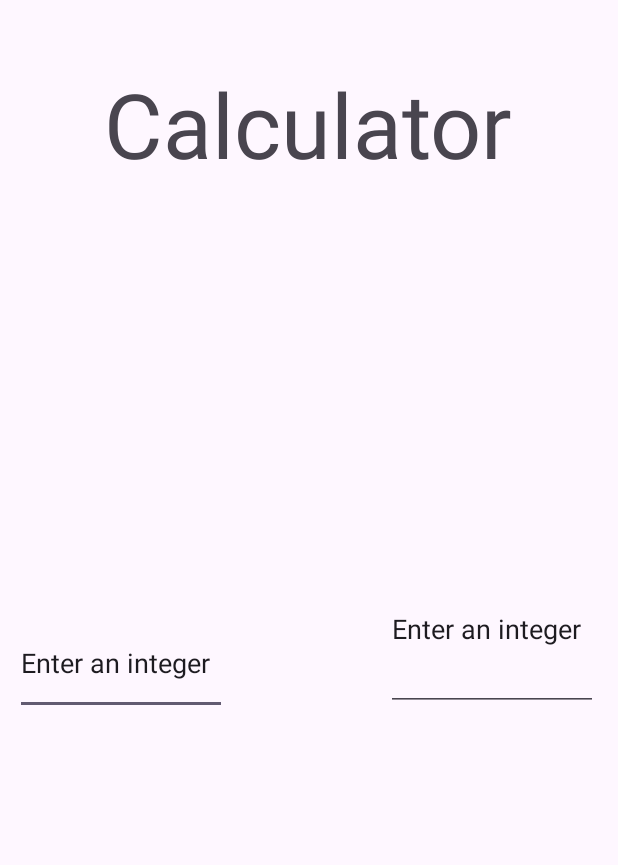
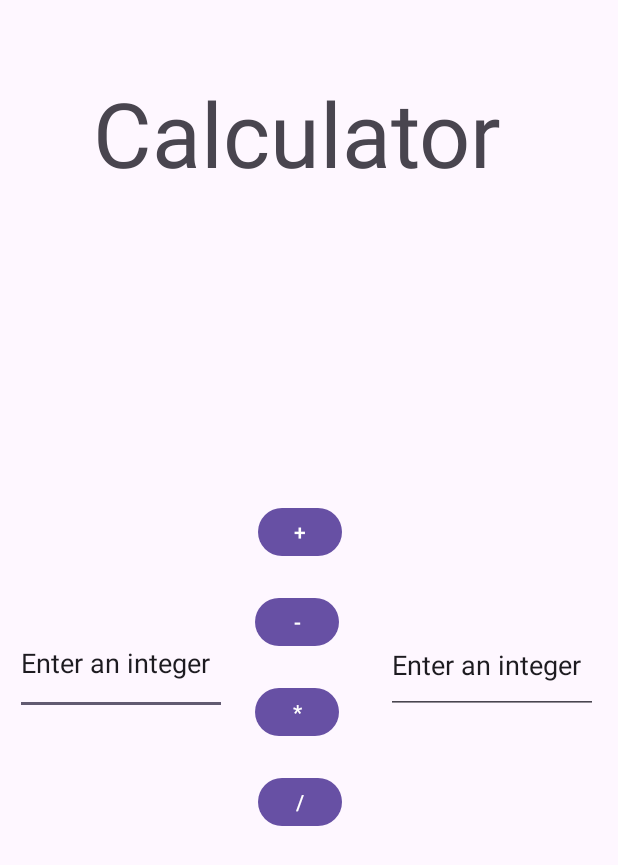
Before and after one commit to Krtoonbrat/BasicCalculatorApp, an Android app: the screen it shows after launch (MainActivity), on a phone screen of 412 x 824 dp. Shown: the top 865 px of the screen. Run offline under Robolectric (Android 15) with nearby library versions, the phone set to English and light mode, and no system bars.

Commit message:
Finished Deliverables

```diff
--- a/app/src/main/AndroidManifest.xml
+++ b/app/src/main/AndroidManifest.xml
@@ -13,6 +13,9 @@
         android:theme="@style/Theme.BasicCalculator"
         tools:targetApi="31">
         <activity
+            android:name=".ResultsActivity"
+            android:exported="false" />
+        <activity
             android:name=".MainActivity"
             android:exported="true">
             <intent-filter>
--- a/app/src/main/res/layout/activity_main.xml
+++ b/app/src/main/res/layout/activity_main.xml
@@ -6,22 +6,55 @@
     android:layout_height="match_parent"
     tools:context=".MainActivity">
 
+    <Button
+        android:id="@+id/DivideButton"
+        android:layout_width="56dp"
+        android:layout_height="40dp"
+        android:layout_marginEnd="184dp"
+        android:layout_marginBottom="269dp"
+        android:onClick="clickFunctionDivide"
+        android:text="/"
+        app:layout_constraintBottom_toBottomOf="parent"
+        app:layout_constraintEnd_toEndOf="parent" />
+
+    <Button
+        android:id="@+id/MultiplyButton"
+        android:layout_width="56dp"
+        android:layout_height="40dp"
+        android:layout_marginEnd="31dp"
+        android:layout_marginBottom="20dp"
+        android:onClick="clickFunctionMultiply"
+        android:text="*"
+        app:layout_constraintBottom_toTopOf="@+id/DivideButton"
+        app:layout_constraintEnd_toStartOf="@+id/LeftInt" />
+
+    <Button
+        android:id="@+id/SubtractButton"
+        android:layout_width="56dp"
+        android:layout_height="40dp"
+        android:layout_marginEnd="31dp"
+        android:layout_marginBottom="20dp"
+        android:onClick="clickFunctionSubtract"
+        android:text="-"
+        app:layout_constraintBottom_toTopOf="@+id/MultiplyButton"
+        app:layout_constraintEnd_toStartOf="@+id/LeftInt" />
+
     <TextView
         android:id="@+id/textView"
-        android:layout_width="273dp"
-        android:layout_height="0dp"
+        android:layout_width="288dp"
+        android:layout_height="66dp"
         android:layout_marginTop="42dp"
         android:layout_marginBottom="213dp"
         android:text="Calculator"
         android:textSize="60sp"
-        app:layout_constraintBottom_toTopOf="@+id/EditText2"
+        app:layout_constraintBottom_toTopOf="@+id/LeftInt"
         app:layout_constraintEnd_toEndOf="parent"
         app:layout_constraintStart_toStartOf="parent"
         app:layout_constraintTop_toTopOf="parent"
         app:layout_constraintVertical_bias="0.066" />
 
     <EditText
-        android:id="@+id/EditText"
+        android:id="@+id/RightInt"
         android:layout_width="0dp"
         android:layout_height="69dp"
         android:layout_marginStart="10dp"
@@ -31,24 +64,34 @@
         android:inputType="text"
         android:text="Enter an integer"
         app:layout_constraintBottom_toBottomOf="parent"
-        app:layout_constraintEnd_toStartOf="@+id/EditText2"
+        app:layout_constraintEnd_toStartOf="@+id/LeftInt"
         app:layout_constraintHorizontal_bias="0.0"
         app:layout_constraintStart_toStartOf="parent"
         app:layout_constraintTop_toBottomOf="@+id/textView"
         app:layout_constraintVertical_bias="1.0" />
 
     <EditText
-        android:id="@+id/EditText2"
-        android:layout_width="0dp"
-        android:layout_height="0dp"
+        android:id="@+id/LeftInt"
+        android:layout_width="141dp"
+        android:layout_height="65dp"
         android:layout_marginEnd="13dp"
-        android:layout_marginBottom="350dp"
+        android:layout_marginBottom="348dp"
         android:ems="10"
         android:inputType="text"
         android:text="Enter an integer"
         app:layout_constraintBottom_toBottomOf="parent"
         app:layout_constraintEnd_toEndOf="parent"
-        app:layout_constraintStart_toEndOf="@+id/EditText"
-        app:layout_constraintTop_toBottomOf="@+id/textView" />
+        app:layout_constraintStart_toEndOf="@+id/RightInt" />
+
+    <Button
+        android:id="@+id/AddButton"
+        android:layout_width="56dp"
+        android:layout_height="40dp"
+        android:layout_marginEnd="184dp"
+        android:layout_marginBottom="20dp"
+        android:onClick="clickFunctionAdd"
+        android:text="+"
+        app:layout_constraintBottom_toTopOf="@+id/SubtractButton"
+        app:layout_constraintEnd_toEndOf="parent" />
 
 </androidx.constraintlayout.widget.ConstraintLayout>
```
Also changed, not shown: app/src/main/java/com/cs407/basiccalculator/MainActivity.java (+73 -0 lines), app/src/main/java/com/cs407/basiccalculator/ResultsActivity.java (added, +31 -0 lines), app/src/main/res/layout/results_activity.xml (added, +29 -0 lines).
